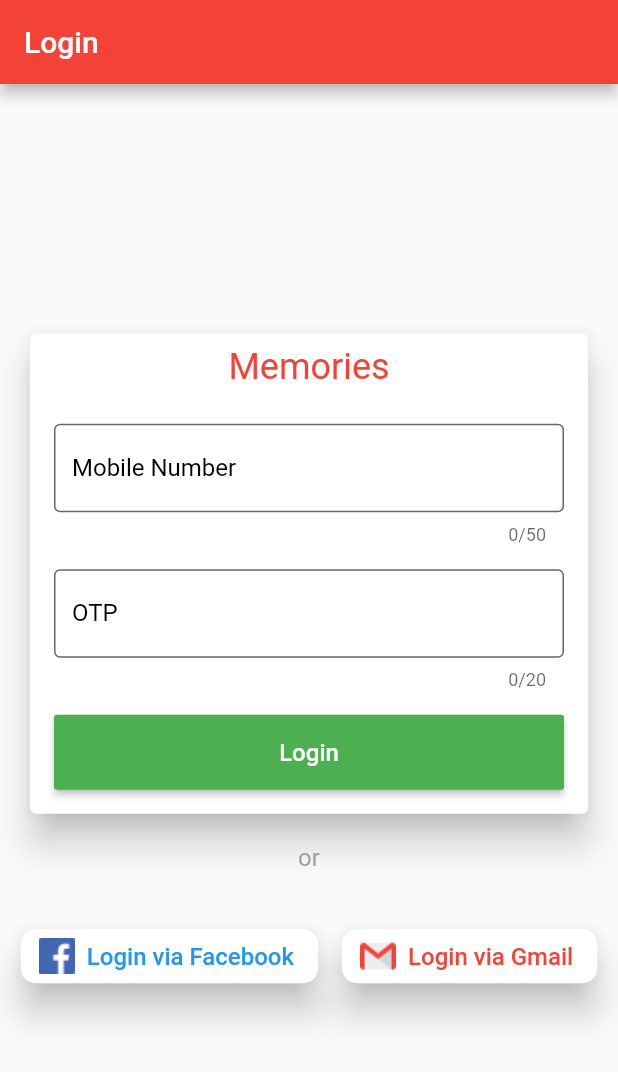
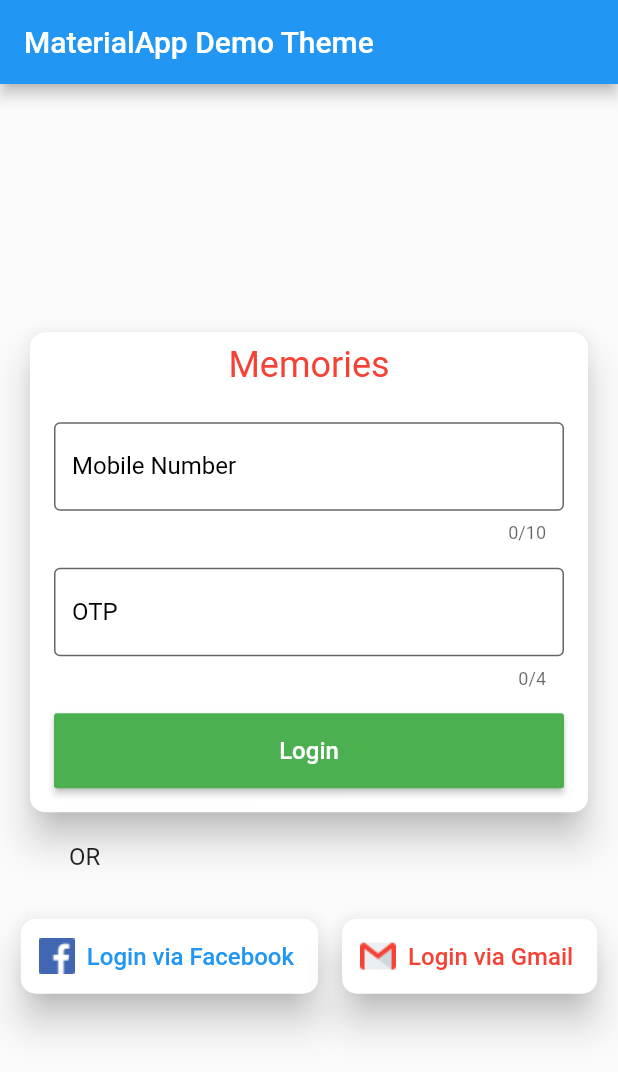
Before and after one commit to ajayhack/memories, a Flutter app: the screen it shows after launch, after a tap on "Login via Facebook", on a phone screen of 412 x 824 dp. Shown: the top 1072 px of the screen. Run offline on Flutter 3.47's test engine with Material 2 defaults, Android fonts, the phone set to English and light mode, and no system bars; our stand-ins replace fluttertoast, google_sign_in, shared_preferences; missing offline and left inert: flutter_facebook_login, scroll_app_bar.

Commit message:
1.Facebook Social Login and Gmail Social Login Integrated.

```diff
--- a/lib/screens/login.dart
+++ b/lib/screens/login.dart
@@ -1,8 +1,10 @@
 import 'package:flutter/material.dart';
 import 'package:flutter_facebook_login/flutter_facebook_login.dart';
+import 'package:fluttertoast/fluttertoast.dart';
 import 'package:google_sign_in/google_sign_in.dart';
+import 'package:memories/screens/dashboard.dart';
 
-class Login extends StatefulWidget{
+class Login extends StatefulWidget {
   @override
   State<StatefulWidget> createState() {
     return UserLoginScreen();
@@ -23,24 +25,30 @@ class UserLoginScreen extends State<Login> {
 
   @override
   Widget build(BuildContext context) {
-    return Scaffold(
+    return MaterialApp(
+      debugShowCheckedModeBanner: false,
+      theme: ThemeData(brightness: Brightness.light, primaryColor: Colors.blue),
+      home: Scaffold(
           appBar: AppBar(
-          backgroundColor: Colors.red,
-          title: Text('Login'),
-          automaticallyImplyLeading: false),
-      body: getDisplayLoginView(),
+            title: Text('MaterialApp Demo Theme'),
+            automaticallyImplyLeading: false,
+          ),
+          body: getDisplayLoginView()),
     );
   }
 
   //Below method is used to show Memories App login Screen:-
-  getDisplayLoginView(){
-    return Center(
+  getDisplayLoginView() {
+    return Container(
+      child: Center(
         child: Column(
           mainAxisAlignment: MainAxisAlignment.center,
           children: <Widget>[
             Padding(
               padding: EdgeInsets.only(left: 16, top: 0, right: 16, bottom: 0),
               child: Card(
+                shape: RoundedRectangleBorder(
+                    borderRadius: BorderRadius.circular(10.0)),
                 color: Colors.white,
                 elevation: 10.0,
                 child: Column(
@@ -60,10 +68,10 @@ class UserLoginScreen extends State<Login> {
                       ),
                     ),
                     Padding(
-                  padding:
-                      EdgeInsets.only(left: 16, top: 16, right: 16, bottom: 0),
+                      padding: EdgeInsets.only(
+                          left: 16, top: 16, right: 16, bottom: 0),
                       child: TextField(
-                    maxLength: 50,
+                        maxLength: 10,
                         controller: mobileNumberController,
                         style: TextStyle(color: Colors.black, fontSize: 16.0),
                         keyboardType: TextInputType.text,
@@ -76,11 +84,11 @@ class UserLoginScreen extends State<Login> {
                       ),
                     ),
                     Padding(
-                  padding:
-                      EdgeInsets.only(left: 16, top: 16, right: 16, bottom: 0),
+                      padding: EdgeInsets.only(
+                          left: 16, top: 16, right: 16, bottom: 0),
                       child: TextField(
                         obscureText: true,
-                    maxLength: 20,
+                        maxLength: 4,
                         controller: otpController,
                         style: TextStyle(color: Colors.black, fontSize: 16.0),
                         keyboardType: TextInputType.text,
@@ -93,8 +101,8 @@ class UserLoginScreen extends State<Login> {
                       ),
                     ),
                     Padding(
-                  padding:
-                      EdgeInsets.only(left: 16, top: 16, right: 16, bottom: 16),
+                      padding: EdgeInsets.only(
+                          left: 16, top: 16, right: 16, bottom: 16),
                       child: Container(
                         width: double.infinity,
                         height: 50,
@@ -118,44 +126,55 @@ class UserLoginScreen extends State<Login> {
               ),
             ),
             Padding(
-          padding: EdgeInsets.only(left: 16, top: 16, right: 16, bottom: 16),
-          child: Text(
-            'or',
+                padding:
+                    EdgeInsets.only(left: 36, top: 16, right: 36, bottom: 16),
+                child: Row(children: <Widget>[
+                  Divider(),
+                  Padding(
+                    padding:
+                        EdgeInsets.only(left: 10, top: 0, right: 10, bottom: 0),
+                    child: Text("OR",
                         textDirection: TextDirection.ltr,
                         style: TextStyle(
-                fontSize: 16.0,
-                fontStyle: FontStyle.normal,
-                color: Colors.grey),
+                            fontSize: 16.0, fontStyle: FontStyle.normal)),
                   ),
-        ),
+                  Divider(),
+                ])),
             Padding(
               padding: EdgeInsets.only(left: 0, top: 16, right: 0, bottom: 0),
               child: Row(
                 mainAxisAlignment: MainAxisAlignment.center,
                 children: <Widget>[
-              RaisedButton.icon(
+                  ButtonTheme(
+                    height: 50,
+                    child: RaisedButton.icon(
                       elevation: 10,
                       onPressed: () => _facebookLogin(),
                       shape: RoundedRectangleBorder(
-                    borderRadius: BorderRadius.all(Radius.circular(10.0))),
+                          borderRadius:
+                              BorderRadius.all(Radius.circular(10.0))),
                       icon: Image.asset('assets/images/facebook.png'),
                       label: Text(
                         'Login via Facebook',
                         textDirection: TextDirection.ltr,
-                  style: TextStyle(fontSize: 16.0, fontStyle: FontStyle.normal),
+                        style: TextStyle(
+                            fontSize: 16.0, fontStyle: FontStyle.normal),
                       ),
                       textColor: Colors.blue,
-                splashColor: Colors.red,
                       color: Colors.white,
+                    ),
                   ),
                   Padding(
                     padding:
                         EdgeInsets.only(left: 16, top: 0, right: 0, bottom: 0),
+                    child: ButtonTheme(
+                      height: 50,
                       child: RaisedButton.icon(
                         elevation: 10,
                         onPressed: () => _gmailLogin(),
                         shape: RoundedRectangleBorder(
-                        borderRadius: BorderRadius.all(Radius.circular(10.0))),
+                            borderRadius:
+                                BorderRadius.all(Radius.circular(10.0))),
                         icon: Image.asset('assets/images/gmail.png'),
                         label: Text(
                           'Login via Gmail',
@@ -164,40 +183,45 @@ class UserLoginScreen extends State<Login> {
                               fontSize: 16.0, fontStyle: FontStyle.normal),
                         ),
                         textColor: Colors.red,
-                    splashColor: Colors.red,
                         color: Colors.white,
-                  )),
+                      ),
+                    ),
+                  ),
                 ],
               ),
             ),
           ],
-        )
+        ),
+      ),
     );
   }
 
   //Below method is used to start login via Facebook:-
   Future<Null> _facebookLogin() async {
-    final FacebookLoginResult result =
-    await facebookSignIn.logIn(['email']);
+    final FacebookLoginResult result = await facebookSignIn.logIn(['email']);
 
     switch (result.status) {
       case FacebookLoginStatus.loggedIn:
         final FacebookAccessToken accessToken = result.accessToken;
-        /*_showMessage('''
+        showToast('''
          Logged in!
          Token: ${accessToken.token}
          User id: ${accessToken.userId}
          Expires: ${accessToken.expires}
          Permissions: ${accessToken.permissions}
          Declined permissions: ${accessToken.declinedPermissions}
-         ''');*/
+         ''', Colors.green, Colors.white);
+        navigateUser(Dashboard());
         break;
       case FacebookLoginStatus.cancelledByUser:
-      //_showMessage('Login cancelled by the user.');
+        showToast('Login cancelled by the user.', Colors.red, Colors.white);
         break;
       case FacebookLoginStatus.error:
-      /*_showMessage('Something went wrong with the login process.\n'
-            'Here\'s the error Facebook gave us: ${result.errorMessage}');*/
+        showToast(
+            'Something went wrong with the login process.\n'
+                'Here\'s the error Facebook gave us: ${result.errorMessage}',
+            Colors.red,
+            Colors.white);
         break;
     }
   }
@@ -205,10 +229,37 @@ class UserLoginScreen extends State<Login> {
   //Below method is used to make social login via GMAIL:-
   Future<void> _gmailLogin() async {
     try {
-      await _googleSignIn.signIn();
+      await _googleSignIn
+          .signIn()
+          .then((value) =>
+          showToast(
+              'Login Success via a Gmail.', Colors.green, Colors.white))
+          .then((value) => navigateUser(Dashboard()));
     } catch (error) {
       print(error);
     }
   }
 
+  //Below method is used to show Toast Message in App:-
+  showToast(String validMsg, Color validBackGroundColor, Color validTextColor) {
+    Fluttertoast.showToast(
+        msg: validMsg,
+        toastLength: Toast.LENGTH_SHORT,
+        gravity: ToastGravity.BOTTOM,
+        timeInSecForIos: 1,
+        backgroundColor: validBackGroundColor,
+        textColor: validTextColor,
+        fontSize: 16.0);
   }
+
+  //Below method is used to sign out user from gmail login:-
+  Future<void> _gmailSignOut() => _googleSignIn.disconnect();
+
+  //Below method is used to navigate user to Dashboard Screen:-
+  navigateUser(Widget screen) {
+    Navigator.pushReplacement(
+      context,
+      MaterialPageRoute(builder: (context) => screen),
+    );
+  }
+}
```
Also changed, not shown: lib/screens/dashboard.dart (+8 -22 lines), 1 other file. Lines whose indentation alone changed are shown as unchanged.
